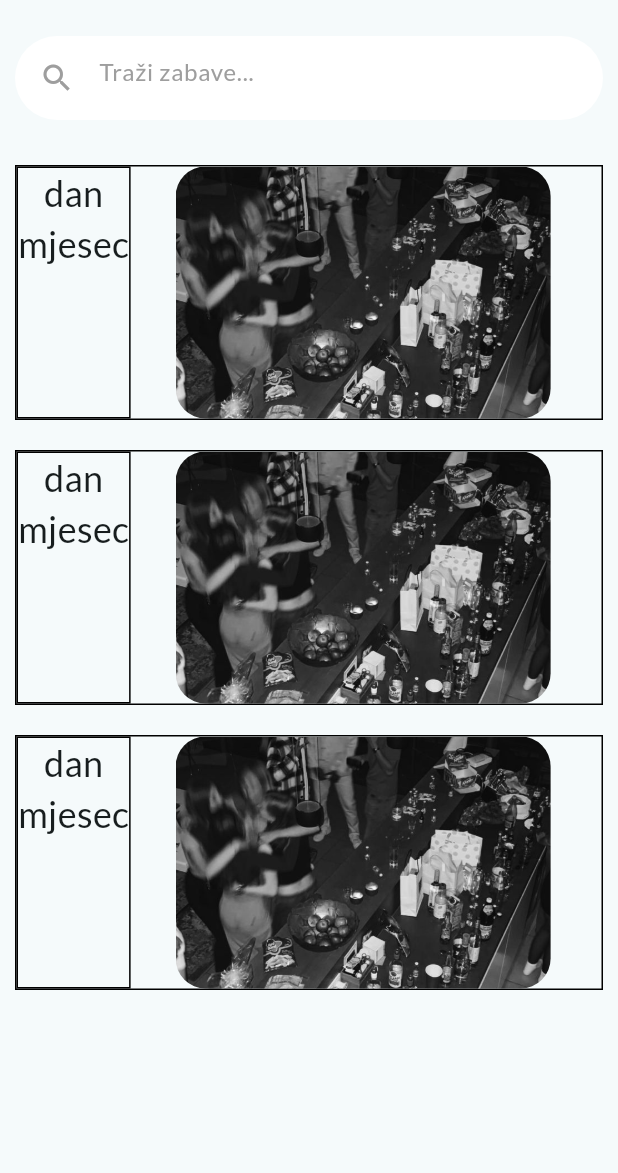
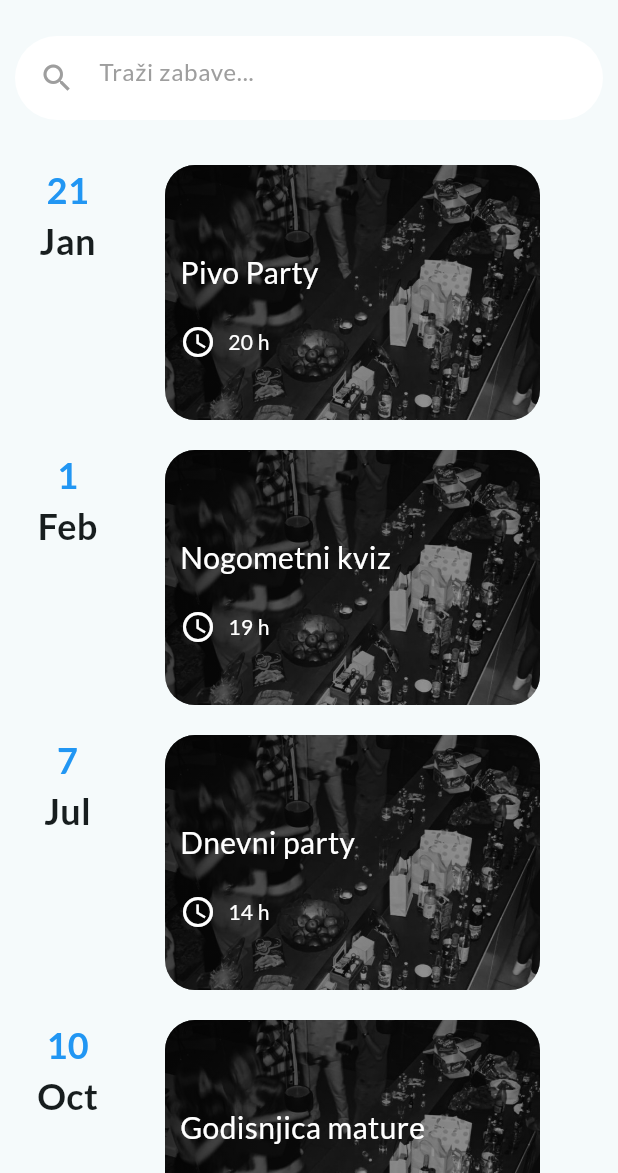
Before and after one commit to mizolf/party_organizer, a Flutter app: the PartyList screen opened directly, on a phone screen of 412 x 824 dp, the part 63-1236 px from its top. Run offline on Flutter 3.47's test engine with Material 3 defaults, Android fonts, the phone set to English and light mode, and no system bars; our stand-ins replace animate_do, firebase_core, google_fonts, page_transition; accounts and stored records are empty.

Commit message:
Dodani stilovi
Potrebno ispravit da se moze listati

```diff
--- a/lib/dummy_data.dart/dummy_data.dart
+++ b/lib/dummy_data.dart/dummy_data.dart
@@ -30,4 +30,13 @@ final parties = [
     ],
     isAlcNeeded: true,
   ),
+  Party(
+    title: 'Godisnjica mature',
+    startTime: DateTime(2024, 10, 10, 19, 00),
+    musicType: [
+      MusicType.Balkan,
+      MusicType.Rock,
+    ],
+    isAlcNeeded: false,
+  ),
 ];
--- a/lib/screens/party_details.dart
+++ b/lib/screens/party_details.dart
@@ -1,14 +1,17 @@
 import 'package:flutter/material.dart';
+import 'package:party_organizer/models/party.dart';
 
 class PartyDetails extends StatelessWidget {
-  const PartyDetails({super.key});
+  const PartyDetails({super.key, required this.party});
+
+  final Party party;
 
   @override
   Widget build(BuildContext context) {
     return Scaffold(
       appBar: AppBar(
         backgroundColor: Colors.transparent,
-        title: const Text('TITLE'),
+        title: Text(party.title),
         actions: [
           IconButton(
             onPressed: () {},
--- a/lib/widgets/party_list_item.dart
+++ b/lib/widgets/party_list_item.dart
@@ -1,4 +1,5 @@
 import 'package:flutter/material.dart';
+import 'package:intl/intl.dart';
 import 'package:page_transition/page_transition.dart';
 import 'package:party_organizer/models/party.dart';
 import 'package:party_organizer/screens/party_details.dart';
@@ -15,21 +16,26 @@ class PartyListItem extends StatelessWidget {
       height: 170,
       width: MediaQuery.sizeOf(context).width,
       margin: const EdgeInsets.only(bottom: 20),
-      decoration: BoxDecoration(border: Border.all()),
       child: Row(
         crossAxisAlignment: CrossAxisAlignment.start,
         children: [
           Container(
-            decoration: BoxDecoration(border: Border.all()),
+            width: 70,
             child: Column(
               children: [
-                const Text(
-                  'dan',
-                  style: TextStyle(fontSize: 24),
+                Text(
+                  party.startTime.day.toString(),
+                  style: const TextStyle(
+                      fontSize: 24,
+                      color: Colors.blue,
+                      fontWeight: FontWeight.bold),
                 ),
-                const Text(
-                  'mjesec',
-                  style: TextStyle(fontSize: 24),
+                Text(
+                  DateFormat.MMM().format(party.startTime),
+                  style: const TextStyle(
+                    fontSize: 24,
+                    fontWeight: FontWeight.bold,
+                  ),
                 )
               ],
             ),
@@ -37,12 +43,76 @@ class PartyListItem extends StatelessWidget {
           const SizedBox(
             width: 30,
           ),
-          Container(
-            height: 170,
-            width: 250,
-            decoration: BoxDecoration(
-              image: DecorationImage(image: image, fit: BoxFit.cover),
-              borderRadius: BorderRadius.circular(20),
+          GestureDetector(
+            onTap: () {
+              Navigator.of(context).push(
+                PageTransition(
+                  child: PartyDetails(
+                    party: party,
+                  ),
+                  type: PageTransitionType.fade,
+                ),
+              );
+            },
+            child: Container(
+              height: 170,
+              width: 250,
+              decoration: BoxDecoration(
+                image: DecorationImage(image: image, fit: BoxFit.cover),
+                borderRadius: BorderRadius.circular(20),
+              ),
+              child: Container(
+                decoration: BoxDecoration(
+                  borderRadius: BorderRadius.circular(20),
+                  gradient: LinearGradient(
+                    colors: [
+                      Colors.black54.withOpacity(0.7),
+                      Colors.black54.withOpacity(0.4),
+                      Colors.black54.withOpacity(0.3),
+                    ],
+                    begin: Alignment.centerLeft,
+                    end: Alignment.centerRight,
+                  ),
+                ),
+                child: Padding(
+                  padding: const EdgeInsets.all(10.0),
+                  child: Column(
+                    mainAxisAlignment: MainAxisAlignment.end,
+                    crossAxisAlignment: CrossAxisAlignment.start,
+                    children: [
+                      Text(
+                        party.title,
+                        style: const TextStyle(
+                          color: Colors.white,
+                          fontWeight: FontWeight.w400,
+                          fontSize: 20,
+                        ),
+                      ),
+                      const SizedBox(
+                        height: 20,
+                      ),
+                      Row(
+                        children: [
+                          Icon(
+                            Icons.access_time,
+                            color: Colors.white,
+                          ),
+                          const SizedBox(
+                            width: 8,
+                          ),
+                          Text(
+                            '${DateFormat.H().format(party.startTime)} h',
+                            style: TextStyle(color: Colors.white),
+                          ),
+                        ],
+                      ),
+                      const SizedBox(
+                        height: 30,
+                      ),
+                    ],
+                  ),
+                ),
+              ),
             ),
           ),
         ],
```
